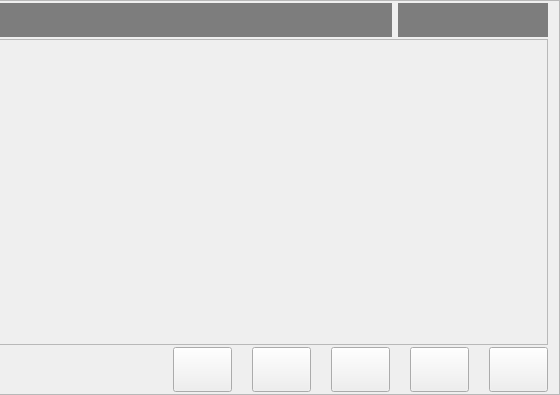
Old version of the form hcmanualoperation/ichcmanualoperationpageframe.ui in the repository dongdong-2009/3-5AxisRobot; both pictures show x 485 to 1045 and y 0 to 395 of the 1045 by 395 pixel window.
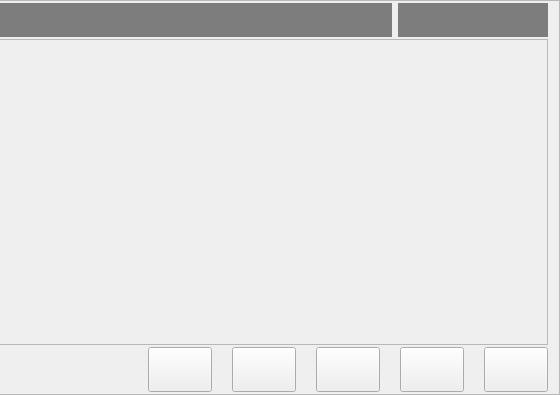
New version of the form.

What changed in the file:
```diff
--- a/hcmanualoperation/ichcmanualoperationpageframe.ui
+++ b/hcmanualoperation/ichcmanualoperationpageframe.ui
@@ -251,7 +251,7 @@
        </property>
        <property name="minimumSize">
         <size>
-         <width>59</width>
+         <width>64</width>
          <height>45</height>
         </size>
        </property>
@@ -300,7 +300,7 @@
        </property>
        <property name="minimumSize">
         <size>
-         <width>59</width>
+         <width>64</width>
          <height>45</height>
         </size>
        </property>
@@ -349,7 +349,7 @@
        </property>
        <property name="minimumSize">
         <size>
-         <width>59</width>
+         <width>64</width>
          <height>45</height>
         </size>
        </property>
@@ -395,7 +395,7 @@
        </property>
        <property name="minimumSize">
         <size>
-         <width>59</width>
+         <width>64</width>
          <height>45</height>
         </size>
        </property>
@@ -435,7 +435,7 @@
        </property>
        <property name="minimumSize">
         <size>
-         <width>59</width>
+         <width>64</width>
          <height>45</height>
         </size>
        </property>
```
